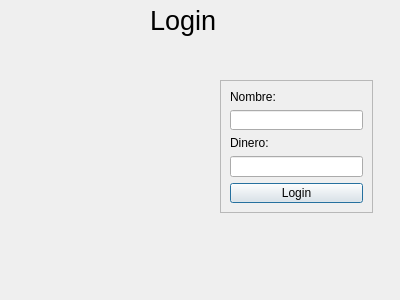
Qt form login.ui (canarioPorCanarias/BlackJackQT) before a commit.
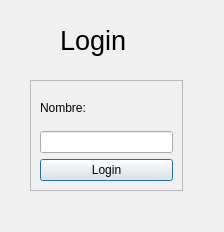
The same form after that commit.

Diff of the .ui file:
```diff
--- a/login.ui
+++ b/login.ui
@@ -6,22 +6,197 @@
    <rect>
     <x>0</x>
     <y>0</y>
-    <width>400</width>
-    <height>300</height>
+    <width>224</width>
+    <height>232</height>
    </rect>
   </property>
+  <property name="palette">
+   <palette>
+    <active>
+     <colorrole role="WindowText">
+      <brush brushstyle="SolidPattern">
+       <color alpha="255">
+        <red>255</red>
+        <green>255</green>
+        <blue>255</blue>
+       </color>
+      </brush>
+     </colorrole>
+     <colorrole role="Text">
+      <brush brushstyle="SolidPattern">
+       <color alpha="255">
+        <red>0</red>
+        <green>0</green>
+        <blue>0</blue>
+       </color>
+      </brush>
+     </colorrole>
+     <colorrole role="ButtonText">
+      <brush brushstyle="SolidPattern">
+       <color alpha="255">
+        <red>0</red>
+        <green>0</green>
+        <blue>0</blue>
+       </color>
+      </brush>
+     </colorrole>
+     <colorrole role="Base">
+      <brush brushstyle="SolidPattern">
+       <color alpha="255">
+        <red>170</red>
+        <green>255</green>
+        <blue>255</blue>
+       </color>
+      </brush>
+     </colorrole>
+     <colorrole role="Window">
+      <brush brushstyle="SolidPattern">
+       <color alpha="255">
+        <red>0</red>
+        <green>0</green>
+        <blue>0</blue>
+       </color>
+      </brush>
+     </colorrole>
+     <colorrole role="PlaceholderText">
+      <brush brushstyle="SolidPattern">
+       <color alpha="128">
+        <red>255</red>
+        <green>255</green>
+        <blue>255</blue>
+       </color>
+      </brush>
+     </colorrole>
+    </active>
+    <inactive>
+     <colorrole role="WindowText">
+      <brush brushstyle="SolidPattern">
+       <color alpha="255">
+        <red>0</red>
+        <green>0</green>
+        <blue>0</blue>
+       </color>
+      </brush>
+     </colorrole>
+     <colorrole role="Text">
+      <brush brushstyle="SolidPattern">
+       <color alpha="255">
+        <red>0</red>
+        <green>0</green>
+        <blue>0</blue>
+       </color>
+      </brush>
+     </colorrole>
+     <colorrole role="ButtonText">
+      <brush brushstyle="SolidPattern">
+       <color alpha="255">
+        <red>0</red>
+        <green>0</green>
+        <blue>0</blue>
+       </color>
+      </brush>
+     </colorrole>
+     <colorrole role="Base">
+      <brush brushstyle="SolidPattern">
+       <color alpha="255">
+        <red>255</red>
+        <green>255</green>
+        <blue>255</blue>
+       </color>
+      </brush>
+     </colorrole>
+     <colorrole role="Window">
+      <brush brushstyle="SolidPattern">
+       <color alpha="255">
+        <red>240</red>
+        <green>240</green>
+        <blue>240</blue>
+       </color>
+      </brush>
+     </colorrole>
+     <colorrole role="PlaceholderText">
+      <brush brushstyle="SolidPattern">
+       <color alpha="128">
+        <red>0</red>
+        <green>0</green>
+        <blue>0</blue>
+       </color>
+      </brush>
+     </colorrole>
+    </inactive>
+    <disabled>
+     <colorrole role="WindowText">
+      <brush brushstyle="SolidPattern">
+       <color alpha="255">
+        <red>120</red>
+        <green>120</green>
+        <blue>120</blue>
+       </color>
+      </brush>
+     </colorrole>
+     <colorrole role="Text">
+      <brush brushstyle="SolidPattern">
+       <color alpha="255">
+        <red>120</red>
+        <green>120</green>
+        <blue>120</blue>
+       </color>
+      </brush>
+     </colorrole>
+     <colorrole role="ButtonText">
+      <brush brushstyle="SolidPattern">
+       <color alpha="255">
+        <red>120</red>
+        <green>120</green>
+        <blue>120</blue>
+       </color>
+      </brush>
+     </colorrole>
+     <colorrole role="Base">
+      <brush brushstyle="SolidPattern">
+       <color alpha="255">
+        <red>0</red>
+        <green>0</green>
+        <blue>0</blue>
+       </color>
+      </brush>
+     </colorrole>
+     <colorrole role="Window">
+      <brush brushstyle="SolidPattern">
+       <color alpha="255">
+        <red>0</red>
+        <green>0</green>
+        <blue>0</blue>
+       </color>
+      </brush>
+     </colorrole>
+     <colorrole role="PlaceholderText">
+      <brush brushstyle="SolidPattern">
+       <color alpha="128">
+        <red>0</red>
+        <green>0</green>
+        <blue>0</blue>
+       </color>
+      </brush>
+     </colorrole>
+    </disabled>
+   </palette>
+  </property>
   <property name="windowTitle">
    <string>Dialog</string>
   </property>
+  <property name="autoFillBackground">
+   <bool>true</bool>
+  </property>
   <property name="inputMethodHints">
    <set>Qt::ImhDigitsOnly|Qt::ImhNoEditMenu|Qt::ImhNoTextHandles</set>
   </property>
   <widget class="QLabel" name="label">
    <property name="geometry">
     <rect>
-     <x>150</x>
-     <y>0</y>
-     <width>71</width>
+     <x>60</x>
+     <y>20</y>
+     <width>91</width>
      <height>41</height>
     </rect>
    </property>
@@ -37,10 +212,10 @@
   <widget class="QFrame" name="frame">
    <property name="geometry">
     <rect>
-     <x>220</x>
+     <x>30</x>
      <y>80</y>
      <width>153</width>
-     <height>133</height>
+     <height>111</height>
     </rect>
    </property>
    <property name="frameShape">
@@ -58,23 +233,60 @@
      </widget>
     </item>
     <item>
-     <widget class="QLineEdit" name="name_input"/>
-    </item>
-    <item>
-     <widget class="QLabel" name="label_login_money">
-      <property name="text">
-       <string>Dinero: </string>
+     <widget class="QLineEdit" name="name_input">
+      <property name="palette">
+       <palette>
+        <active>
+         <colorrole role="WindowText">
+          <brush brushstyle="SolidPattern">
+           <color alpha="255">
+            <red>0</red>
+            <green>0</green>
+            <blue>0</blue>
+           </color>
+          </brush>
+         </colorrole>
+        </active>
+        <inactive>
+         <colorrole role="WindowText">
+          <brush brushstyle="SolidPattern">
+           <color alpha="255">
+            <red>0</red>
+            <green>0</green>
+            <blue>0</blue>
+           </color>
+          </brush>
+         </colorrole>
+        </inactive>
+        <disabled>
+         <colorrole role="WindowText">
+          <brush brushstyle="SolidPattern">
+           <color alpha="255">
+            <red>120</red>
+            <green>120</green>
+            <blue>120</blue>
+           </color>
+          </brush>
+         </colorrole>
+        </disabled>
+       </palette>
       </property>
      </widget>
     </item>
-    <item>
-     <widget class="QLineEdit" name="money_input"/>
-    </item>
     <item>
      <widget class="QPushButton" name="pushButton">
+      <property name="enabled">
+       <bool>true</bool>
+      </property>
       <property name="text">
        <string>Login</string>
       </property>
+      <property name="iconSize">
+       <size>
+        <width>20</width>
+        <height>20</height>
+       </size>
+      </property>
      </widget>
     </item>
    </layout>
```
